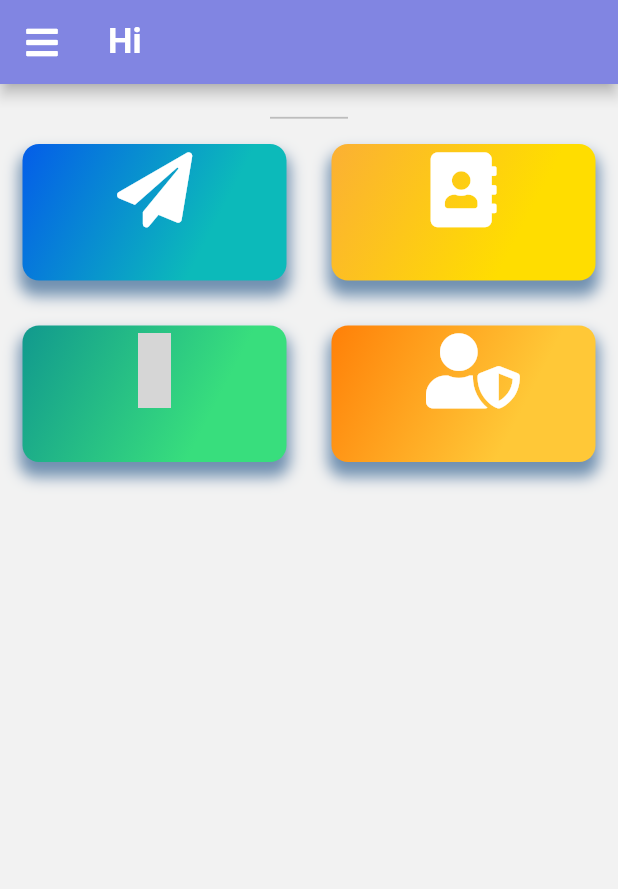
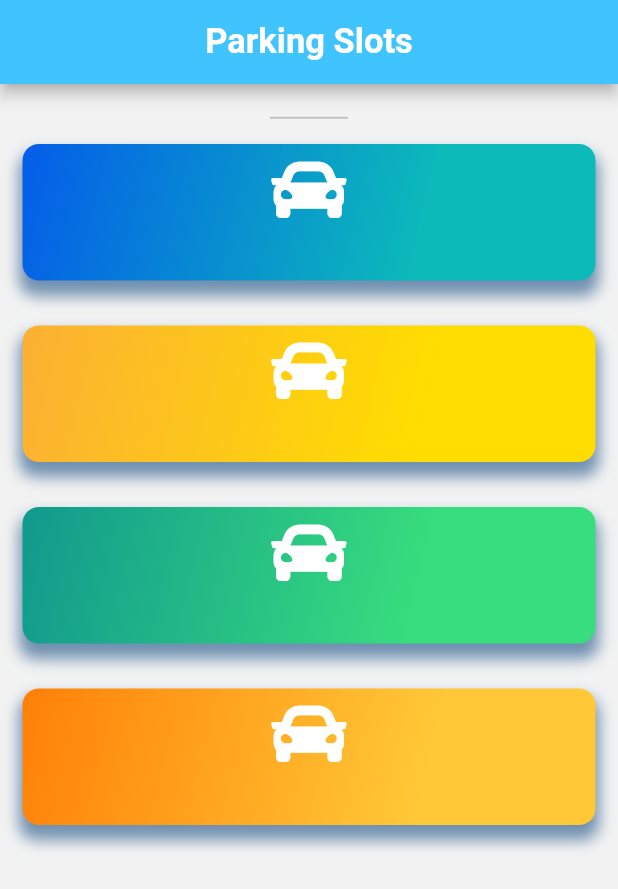
Before and after one commit to aakashmanjrekar11/Smart-Car-Parking-System, a Flutter app: the screen it shows after launch, after a tap on "Next", on a phone screen of 412 x 824 dp. Shown: the top 889 px of the screen. Run offline on Flutter 3.47's test engine with Material 2 defaults, Android fonts, the phone set to English and light mode, and no system bars; our stand-ins replace avatar_glow, circular_profile_avatar, firebase_database, flutter_icons, font_awesome_flutter; accounts and stored records are empty; Roboto replaces fonts that are missing (Manrope); grey boxes are pictures that could not be loaded.

Commit message:
realtime updates done, UI fix done

```diff
--- a/lib/homeScreen.dart
+++ b/lib/homeScreen.dart
@@ -1,9 +1,6 @@
 import 'package:firebase_database/firebase_database.dart';
 import 'package:flutter/material.dart';
-import 'package:line_awesome_flutter/line_awesome_flutter.dart';
-import 'package:rflutter_alert/rflutter_alert.dart';
 import 'package:font_awesome_flutter/font_awesome_flutter.dart';
-import 'package:fluttertoast/fluttertoast.dart';
 import 'utils/reusable_card.dart';
 import 'utils/icon_content.dart';
 import 'package:flutter_icons/flutter_icons.dart';
@@ -22,17 +19,19 @@ class _HomeScreenState extends State<HomeScreen> {
   String slot3 = "";
   String slot4 = "";
   void printFirebase(){
-  databaseRef.once().then((DataSnapshot snapshot) {
-    slot1 = "Slot 1 Time(s): " + snapshot.value['Slot1 Elapsed Time(s): '].toString();
-    slot2 = "Slot 2 Time(s): " + snapshot.value['Slot2 Elapsed Time(s): '].toString();
-    slot3 = "Slot 3 Time(s): " + snapshot.value['Slot3 Elapsed Time(s): '].toString();
-    slot4 = "Slot 4 Time(s): " + snapshot.value['Slot4 Elapsed Time(s): '].toString();
-    print(slot1+slot2+slot3+slot4);
+    databaseRef.onValue.listen((event) {
+      setState(() {
+      slot1 = "Slot 1 Elapsed Time(s): " + event.snapshot.value['Slot1 Elapsed Time(s): '].toString();
+      slot2 = "Slot 2 Elapsed Time(s): " + event.snapshot.value['Slot2 Elapsed Time(s): '].toString();
+      slot3 = "Slot 3 Elapsed Time(s): " + event.snapshot.value['Slot3 Elapsed Time(s): '].toString();
+      slot4 = "Slot 4 Elapsed Time(s): " + event.snapshot.value['Slot4 Elapsed Time(s): '].toString();
+      });
     });
 }
 @override
   void initState() {
     printFirebase();
+    super.initState();
     // TODO: implement initState
   }
   @override
@@ -40,21 +39,11 @@ class _HomeScreenState extends State<HomeScreen> {
     return SafeArea(
       child: Scaffold(
         appBar: AppBar(
-          backgroundColor: Color(0xFF8185E2),
-          leading: Builder(
-            builder: (BuildContext context) {
-              return IconButton(
-                icon: FaIcon(FontAwesomeIcons.bars),
-                color: Colors.white,
-                onPressed: () {
-                  Scaffold.of(context).openDrawer();
-                },
-                tooltip: MaterialLocalizations.of(context).openAppDrawerTooltip,
-              );
-            },
-          ),
-          title: Text(
-            "Hi",
+          backgroundColor: Colors.lightBlueAccent,
+          automaticallyImplyLeading: false,
+          title: Center(
+            child: Text(
+              "Parking Slots",
               style: TextStyle(
                 fontSize: 23.0,
                 fontWeight: FontWeight.bold,
@@ -63,9 +52,11 @@ class _HomeScreenState extends State<HomeScreen> {
               ),
             ),
           ),
+        ),
 
         //? BODY
         body: ListView(
+
           children: <Widget>[
             SizedBox(height: 20.0),
             SizedBox(
@@ -78,15 +69,12 @@ class _HomeScreenState extends State<HomeScreen> {
               ),
             ),
             //?
-            Row(
-              children: <Widget>[
-                //! Complaint Registration
             Expanded(
               child: ReusableCard(
                 gradient1: Color(0xFF045DE9),
                 gradient2: Color(0xFF0CBABA),
                 cardChild: IconContent(
-                      iconName: FontAwesomeIcons.solidPaperPlane,
+                  iconName: FontAwesomeIcons.car,
                   iconColor: Colors.white,
                   fieldName: slot1,
                 ),
@@ -99,25 +87,20 @@ class _HomeScreenState extends State<HomeScreen> {
                 gradient1: Color(0xFFFBB034),
                 gradient2: Color(0xFFFFDD00),
                 cardChild: IconContent(
-                      iconName: FontAwesomeIcons.solidAddressBook,
+                  iconName: FontAwesomeIcons.car,
                   iconColor: Colors.white,
                   fieldName: slot2,
                 ),
               ),
             ),
-              ],
-            ),
 
             //?
-            Row(
-              children: <Widget>[
-                //! Mumbai Police Stations
             Expanded(
               child: ReusableCard(
                 gradient1: Color(0xFF11998e), //380036
                 gradient2: Color(0xFF38de7d), //0CBABA
                 cardChild: IconContent(
-                      iconName: FlutterIcons.sheriff_badge_fou,
+                  iconName: FontAwesomeIcons.car,
                   iconColor: Colors.white,
                   fieldName: slot3,
                 ),
@@ -131,13 +114,11 @@ class _HomeScreenState extends State<HomeScreen> {
                 gradient2: Color(0xffFFC837), //0xFFFFBE0B
                 cardColour: Colors.white,
                 cardChild: IconContent(
-                      iconName: FontAwesomeIcons.userShield,
+                  iconName: FontAwesomeIcons.car,
                   iconColor: Colors.white,
                   fieldName: slot4,
                 ),
               ),
-                ),
-              ],
             ),
           ],
         ),
--- a/lib/welcome_screen.dart
+++ b/lib/welcome_screen.dart
@@ -41,7 +41,7 @@ class _WelcomeScreenState extends State<WelcomeScreen>
     return MaterialApp(
       debugShowCheckedModeBanner: false,
       home: Scaffold(
-          backgroundColor: Color(0xFF8185E2),
+          backgroundColor: Colors.lightBlueAccent,
           body: Center(
             child: Column(
               mainAxisAlignment: MainAxisAlignment.center,
@@ -51,17 +51,16 @@ class _WelcomeScreenState extends State<WelcomeScreen>
                   duration: Duration(milliseconds: 900),
                   glowColor: Colors.white24,
                   repeat: true,
-                  repeatPauseDuration: Duration(milliseconds: 100),
-                  startDelay: Duration(milliseconds: 100),
+                  repeatPauseDuration: Duration(milliseconds: 300),
+                  startDelay: Duration(milliseconds: 200),
                   child: CircularProfileAvatar(
                     null,
                     child: Image(
                       image: AssetImage(
-                        'images/IndianPoliceOfficer_whiteBG.png',
+                        'images/car.jpg',
                       ),
                     ),
                     borderColor: Colors.grey,
-                    borderWidth: 2,
                     elevation: 10,
                     radius: 90,
                   ),
@@ -90,7 +89,7 @@ class _WelcomeScreenState extends State<WelcomeScreen>
                 ),
                 DelayedAnimation(
                   child: Text(
-                    "SecuroServe",
+                    "Smart Car Parking",
                     style: TextStyle(
                         fontWeight: FontWeight.bold,
                         fontSize: 37.0,
@@ -100,20 +99,6 @@ class _WelcomeScreenState extends State<WelcomeScreen>
                 ),
                 SizedBox(
                   height: 30.0,
-                ),
-                DelayedAnimation(
-                  child: Text(
-                    "Your New Personal",
-                    style: TextStyle(fontSize: 20.0, color: color),
-                  ),
-                  delay: delayedAmount + 3000,
-                ),
-                DelayedAnimation(
-                  child: Text(
-                    "Crime Reporting & AIO Safety Companion",
-                    style: TextStyle(fontSize: 20.0, color: color),
-                  ),
-                  delay: delayedAmount + 3000,
                 ),
                 SizedBox(
                   height: 100.0,
@@ -179,7 +164,7 @@ class _WelcomeScreenState extends State<WelcomeScreen>
               style: TextStyle(
                 fontSize: 23.0,
                 fontWeight: FontWeight.bold,
-                color: Color(0xFF8185E2),
+                color: Colors.lightBlueAccent
               ),
             ),
           ),
--- a/pubspec.yaml
+++ b/pubspec.yaml
@@ -57,8 +57,8 @@ flutter:
   uses-material-design: true
 
   # To add assets to your application, add an assets section, like this:
-  # assets:
-  #   - images/a_dot_burr.jpeg
+  assets:
+     - images/
   #   - images/a_dot_ham.jpeg
 
   # An image asset can refer to one or more resolution-specific "variants", see
```
Also changed, not shown: images/car.jpg (added). Lines whose indentation alone changed are shown as unchanged.
